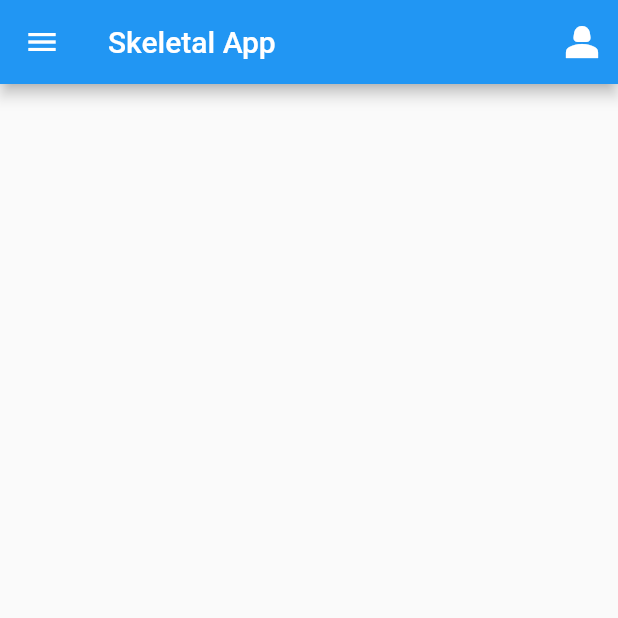
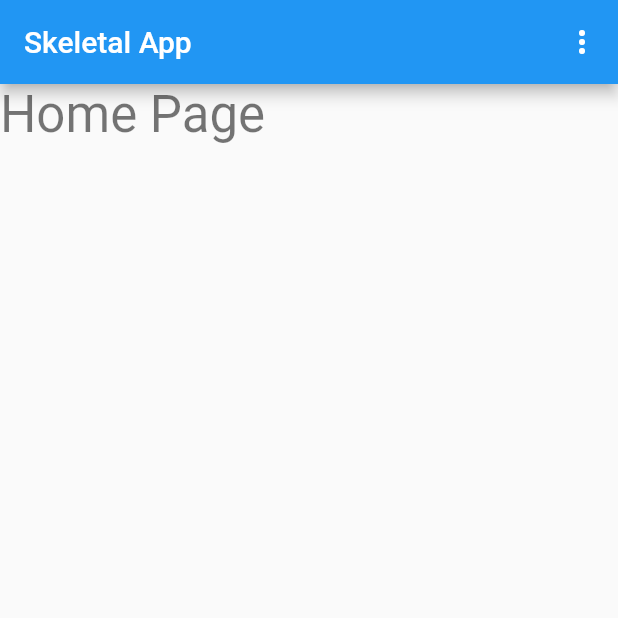
Before and after one commit to stownend/flutter_framework, a Flutter app: the screen it shows after launch, on a phone screen of 412 x 824 dp, the top half of it. Run offline on Flutter 3.47's test engine with Material 2 defaults, Android fonts, the phone set to English and light mode, and no system bars; our stand-ins replace logger.

Commit message:
Common app bar

```diff
--- a/lib/app/home/home_page.dart
+++ b/lib/app/home/home_page.dart
@@ -1,101 +1,19 @@
-import 'dart:async';
-import 'package:_app_framework/app/TestPages/rest_api.dart';
+import 'package:_app_framework/app/home/my_scaffold.dart';
 import 'package:flutter/material.dart';
-import 'package:provider/provider.dart';
-
-import '../../services/app_settings_service.dart';
-import 'about_page.dart';
 
 class HomePage extends StatelessWidget {
   const HomePage({super.key});
 
-  Future<void> _onAbout(BuildContext context) async {
-    await Navigator.of(context).push(
-      MaterialPageRoute(
-        fullscreenDialog: true,
-        builder: (_) => const AboutPage(),
-      ),
-    );
-  }
-
-  Future<void> _onRequestedRestApi(BuildContext context) async {
-    await Navigator.of(context).push(
-      MaterialPageRoute(
-        fullscreenDialog: true,
-        builder: (_) => const RestApi(),
-      ),
-    );
-  }
-
   @override
   Widget build(BuildContext context) {
-    final appSettingsService = Provider.of<AppSettingsService>(context, listen: false);
 
-    return Scaffold(
-      appBar: AppBar(
-        title: Text(appSettingsService.appName),
-        actions: <Widget>[
-         IconButton(
-            icon: const Icon(
-            Icons.person_2,
-              size: 32,
-            ),
-            onPressed: () {
-              _onAbout(context);
-            },
-          ),
+    return MyScaffold(
+      body: Column(
+        children: [
+          Text("Home Page", style: Theme.of(context).textTheme.headlineMedium)
+        ],
+      )
+    );
 
-        ],
-        //bottom: PreferredSize(
-          //preferredSize: const Size.fromHeight(130.0),
-          // child: Column(
-          //   children: <Widget>[
-          //     _buildUserInfo(context: context),
-          //     const SizedBox(height: 16),
-          //   ],
-          // ),
-        ),
-        drawer: Drawer(
-          child: ListView(
-            padding: EdgeInsets.zero,
-            children: [
-              SizedBox(
-                height: 64.0,
-                child: DrawerHeader(
-                  decoration: const BoxDecoration(
-                    color: Colors.blue,
-                  ),
-                  child: TextButton(
-                    style: const ButtonStyle(
-                      alignment: Alignment.centerLeft, // <-- had to set alignment
-                    ),
-                    child: const Text("Quick Access",
-                      style: TextStyle(color: Colors.white)
-                    ),
-                    onPressed: () {
-                      Navigator.pop(context);
-                    },
-                  ),
-                ),
-              ),
-              ListTile(
-                title: const Text('Test a REST API call'),
-                onTap: () {
-                  Navigator.pop(context);
-                  _onRequestedRestApi(context);
-                },
-              ),
-              ListTile(
-                title: const Text('About'),
-                onTap: () {
-                  Navigator.pop(context);
-                  _onAbout(context);
-                },
-              ),
-            ]
-          )
-        ),
-      );
   }
-
 }
--- /dev/null
+++ b/lib/app/home/my_scaffold.dart
@@ -0,0 +1,117 @@
+import 'package:flutter/material.dart';
+import 'package:provider/provider.dart';
+
+import '../../services/app_settings_service.dart';
+
+class MyScaffold extends StatelessWidget {
+  final Widget body;
+
+  const MyScaffold({super.key, required this.body});
+
+  @override
+  Widget build(BuildContext context) {
+    final appSettingsService = Provider.of<AppSettingsService>(context, listen: false);
+
+    return Scaffold(
+
+      appBar: AppBar(
+        title: Text(appSettingsService.appName),
+        actions: <Widget>[
+          PopupMenuButton(
+          // add icon, by default "3 dot" icon
+          // icon: Icon(Icons.book)
+          itemBuilder: (context){
+            return [
+                  const PopupMenuItem<int>(
+                      value: 0,
+                      child: Text("Home"),
+                  ),
+
+                  const PopupMenuItem<int>(
+                      value: 1,
+                      child: Text("Test Rest API"),
+                  ),
+
+                  const PopupMenuItem<int>(
+                      value: 2,
+                      child: Text("About"),
+                  ),
+              ];
+          },
+          onSelected:(value){
+            if(value == 0){
+                Navigator.pushNamed(context, "/home");
+            }else if(value == 1){
+                Navigator.pushNamed(context, "/testRestAPI");
+            }else if(value == 2){
+                Navigator.pushNamed(context, "/about");
+            }
+          }
+        ),
+/*
+         IconButton(
+            icon: const Icon(
+            Icons.person_2,
+              size: 32,
+            ),
+            onPressed: () {
+              //_onAbout(context);
+            },
+          ),
+*/
+        ],
+      ),
+
+/*
+      drawer: Drawer(
+          child: ListView(
+            padding: EdgeInsets.zero,
+            children: [
+              SizedBox(
+                height: 64.0,
+                child: DrawerHeader(
+                  decoration: const BoxDecoration(
+                    color: Colors.blue,
+                  ),
+                  child: TextButton(
+                    style: const ButtonStyle(
+                      alignment: Alignment.centerLeft, // <-- had to set alignment
+                    ),
+                    child: const Text("Quick Access",
+                      style: TextStyle(color: Colors.white)
+                    ),
+                    onPressed: () {
+                      Navigator.pop(context);
+                    },
+                  ),
+                ),
+              ),
+              ListTile(
+                title: const Text('Home'),
+                onTap: () {
+                  Navigator.pop(context);
+                  Navigator.pushNamed(context, "/home");
+                },
+              ),
+              ListTile(
+                title: const Text('Test a REST API call'),
+                onTap: () {
+                  Navigator.pop(context);
+                  Navigator.pushNamed(context, "/testRestAPI");
+                },
+              ),
+              ListTile(
+                title: const Text('About'),
+                onTap: () {
+                  Navigator.pop(context);
+                  Navigator.pushNamed(context, "/about");
+                },
+              ),
+            ]
+          )
+      ),
+      */
+      body: body
+    );
+  }
+}
--- a/lib/main.dart
+++ b/lib/main.dart
@@ -1,16 +1,11 @@
-/* TO DO
-
-  - Create PWA_framework branch
-  - Add Web App capability
-
-*/
-
 import 'package:flutter/foundation.dart';
 import 'package:flutter/material.dart';
 import 'package:logger/logger.dart';
 import 'package:provider/provider.dart';
 
+import 'app/TestPages/rest_api.dart';
 import 'app/home/home_page.dart';
+import 'app/home/about_page.dart';
 import 'app/material_app_builder.dart';
 import 'services/app_settings_service.dart';
 import 'services/color_service.dart';
@@ -53,10 +48,15 @@ class MyApp extends StatelessWidget {
           logger.e("A test error message with error", ex, st);
         }
 
-
         return MaterialApp(
           theme: ThemeData(primarySwatch: MaterialColor(0xFF2196F3, colorService.colorSwatchShades)),
-          home: const HomePage()
+          debugShowCheckedModeBanner: false,
+          initialRoute: "/home",
+          routes: {
+            "/home": (_) => const HomePage(),
+            "/testRestAPI": (_) => const RestApi(),
+            "/about": (_) => const AboutPage()
+          }
         );
       }),
     );
```
Also changed, not shown: lib/app/TestPages/rest_api.dart (+8 -12 lines), lib/app/home/about_page.dart (+2 -10 lines).
